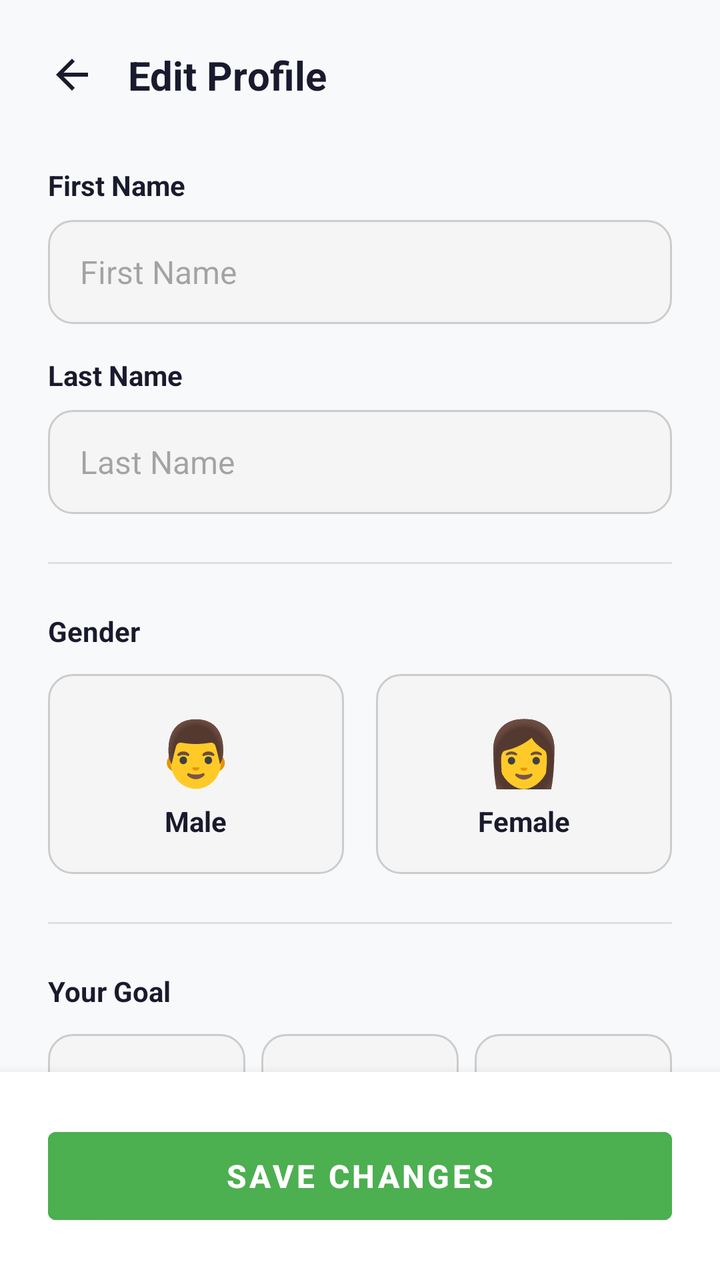
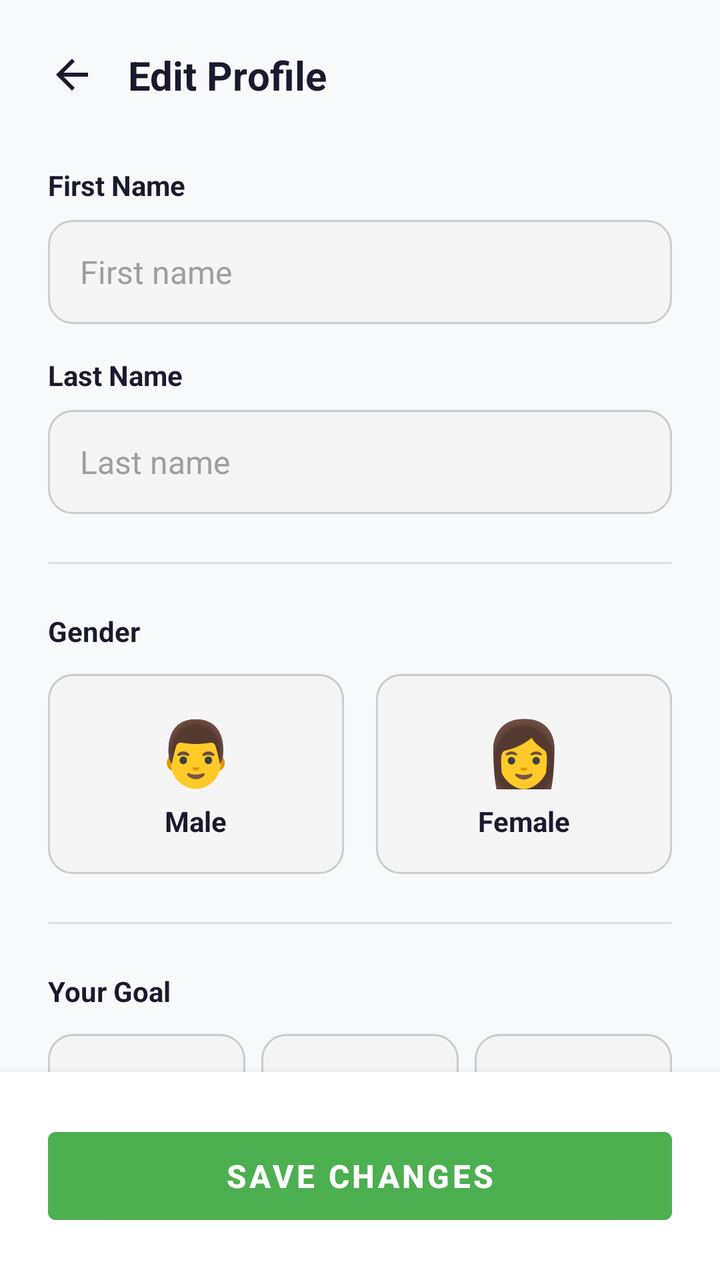

Two renders of the same Android screen: before a commit and after it. Below are the layout's source before the change and the commit's diff.
<!-- AndroidManifest.xml: application theme Theme.FitLog -->
<!-- res/layout/fragment_edit_profile.xml -->
<?xml version="1.0" encoding="utf-8"?>
<androidx.constraintlayout.widget.ConstraintLayout xmlns:android="http://schemas.android.com/apk/res/android"
    xmlns:app="http://schemas.android.com/apk/res-auto"
    xmlns:tools="http://schemas.android.com/tools"
    android:id="@+id/main"
    android:layout_width="match_parent"
    android:layout_height="match_parent"
    android:background="#F8F9FA"
    tools:context=".EditProfile">

    <androidx.core.widget.NestedScrollView
        android:layout_width="match_parent"
        android:layout_height="0dp"
        android:fillViewport="true"
        app:layout_constraintTop_toTopOf="parent"
        app:layout_constraintBottom_toTopOf="@id/bottomBar">

        <LinearLayout
            android:layout_width="match_parent"
            android:layout_height="wrap_content"
            android:orientation="vertical"
            android:padding="24dp">

            <LinearLayout
                android:layout_width="match_parent"
                android:layout_height="wrap_content"
                android:orientation="horizontal"
                android:gravity="center_vertical"
                android:layout_marginBottom="32dp">

                <ImageView
                    android:layout_width="24dp"
                    android:layout_height="24dp"
                    android:src="?attr/homeAsUpIndicator"
                    android:clickable="true"
                    android:focusable="true"
                    app:tint="#1A1A2E"
                    android:contentDescription="Back" />

                <TextView
                    android:layout_width="wrap_content"
                    android:layout_height="wrap_content"
                    android:text="@string/edit_profile_title"
                    android:textSize="20sp"
                    android:textStyle="bold"
                    android:textColor="#1A1A2E"
                    android:layout_marginStart="16dp" />
            </LinearLayout>

            
            <TextView
                android:layout_width="wrap_content"
                android:layout_height="wrap_content"
                android:text="@string/profile_label_firstname"
                android:textSize="14sp"
                android:textStyle="bold"
                android:textColor="#1A1A2E"
                android:layout_marginBottom="8dp" />

            <EditText
                android:id="@+id/etFirstName"
                android:layout_width="match_parent"
                android:layout_height="52dp"
                android:background="@drawable/edittext_bg"
                android:paddingStart="16dp"
                android:paddingEnd="16dp"
                android:hint="First Name"
                android:inputType="textPersonName"
                android:textSize="16sp"
                android:textColor="#1A1A2E"
                android:layout_marginBottom="16dp" />

            
            <TextView
                android:layout_width="wrap_content"
                android:layout_height="wrap_content"
                android:text="@string/profile_label_lastname"
                android:textSize="14sp"
                android:textStyle="bold"
                android:textColor="#1A1A2E"
                android:layout_marginBottom="8dp" />

            <EditText
                android:id="@+id/etLastName"
                android:layout_width="match_parent"
                android:layout_height="52dp"
                android:background="@drawable/edittext_bg"
                android:paddingStart="16dp"
                android:paddingEnd="16dp"
                android:hint="Last Name"
                android:inputType="textPersonName"
                android:textSize="16sp"
                android:textColor="#1A1A2E"
                android:layout_marginBottom="24dp" />

            <View
                android:layout_width="match_parent"
                android:layout_height="1dp"
                android:background="#E0E0E0"
                android:layout_marginBottom="24dp" />

            
            <TextView
                android:layout_width="wrap_content"
                android:layout_height="wrap_content"
                android:text="@string/edit_profile_gender"
                android:textSize="14sp"
                android:textStyle="bold"
                android:textColor="#1A1A2E"
                android:layout_marginBottom="12dp" />

            <LinearLayout
                android:layout_width="match_parent"
                android:layout_height="wrap_content"
                android:orientation="horizontal"
                android:layout_marginBottom="24dp">

                <LinearLayout
                    android:id="@+id/cardMale"
                    android:layout_width="0dp"
                    android:layout_height="100dp"
                    android:layout_weight="1"
                    android:background="@drawable/edittext_bg"
                    android:orientation="vertical"
                    android:gravity="center"
                    android:layout_marginEnd="8dp"
                    android:clickable="true"
                    android:focusable="true">

                    <TextView
                        android:layout_width="wrap_content"
                        android:layout_height="wrap_content"
                        android:text="👨"
                        android:textSize="32sp" />

                    <TextView
                        android:layout_width="wrap_content"
                        android:layout_height="wrap_content"
                        android:text="@string/gender_male"
                        android:textSize="14sp"
                        android:textStyle="bold"
                        android:textColor="#1A1A2E"
                        android:layout_marginTop="4dp" />
                </LinearLayout>

                <LinearLayout
                    android:id="@+id/cardFemale"
                    android:layout_width="0dp"
                    android:layout_height="100dp"
                    android:layout_weight="1"
                    android:background="@drawable/edittext_bg"
                    android:orientation="vertical"
                    android:gravity="center"
                    android:layout_marginStart="8dp"
                    android:clickable="true"
                    android:focusable="true">

                    <TextView
                        android:layout_width="wrap_content"
                        android:layout_height="wrap_content"
                        android:text="👩"
                        android:textSize="32sp" />

                    <TextView
                        android:layout_width="wrap_content"
                        android:layout_height="wrap_content"
                        android:text="@string/gender_female"
                        android:textSize="14sp"
                        android:textStyle="bold"
                        android:textColor="#1A1A2E"
                        android:layout_marginTop="4dp" />
                </LinearLayout>

            </LinearLayout>

            <View
                android:layout_width="match_parent"
                android:layout_height="1dp"
                android:background="#E0E0E0"
                android:layout_marginBottom="24dp" />

            
            <TextView
                android:layout_width="wrap_content"
                android:layout_height="wrap_content"
                android:text="@string/edit_profile_goal"
                android:textSize="14sp"
                android:textStyle="bold"
                android:textColor="#1A1A2E"
                android:layout_marginBottom="12dp" />

            <LinearLayout
                android:layout_width="match_parent"
                android:layout_height="wrap_content"
                android:orientation="horizontal"
                android:layout_marginBottom="24dp">

                <LinearLayout
                    android:id="@+id/cardGoalLose"
                    android:layout_width="0dp"
                    android:layout_height="90dp"
                    android:layout_weight="1"
                    android:background="@drawable/edittext_bg"
                    android:orientation="vertical"
                    android:gravity="center"
                    android:layout_marginEnd="4dp"
                    android:clickable="true"
                    android:focusable="true">
                    
                    <TextView
                        android:layout_width="wrap_content"
                        android:layout_height="wrap_content"
                        android:text="📉"
                        android:textSize="24sp" />
                    
                    <TextView
                        android:layout_width="wrap_content"
                        android:layout_height="wrap_content"
                        android:text="@string/goal_lose"
                        android:textSize="12sp"
                        android:textStyle="bold"
                        android:textColor="#1A1A2E"
                        android:gravity="center"
                        android:layout_marginTop="4dp" />
                </LinearLayout>

                <LinearLayout
                    android:id="@+id/cardGoalMaintain"
                    android:layout_width="0dp"
                    android:layout_height="90dp"
                    android:layout_weight="1"
                    android:background="@drawable/edittext_bg"
                    android:orientation="vertical"
                    android:gravity="center"
                    android:layout_marginStart="4dp"
                    android:layout_marginEnd="4dp"
                    android:clickable="true"
                    android:focusable="true">

                    <TextView
                        android:layout_width="wrap_content"
                        android:layout_height="wrap_content"
                        android:text="⚖️"
                        android:textSize="24sp" />

                    <TextView
                        android:layout_width="wrap_content"
                        android:layout_height="wrap_content"
                        android:text="@string/goal_maintain"
                        android:textSize="12sp"
                        android:textStyle="bold"
                        android:textColor="#1A1A2E"
                        android:gravity="center"
                        android:layout_marginTop="4dp" />
                </LinearLayout>

                <LinearLayout
                    android:id="@+id/cardGoalGain"
                    android:layout_width="0dp"
                    android:layout_height="90dp"
                    android:layout_weight="1"
                    android:background="@drawable/edittext_bg"
                    android:orientation="vertical"
                    android:gravity="center"
                    android:layout_marginStart="4dp"
                    android:clickable="true"
                    android:focusable="true">

                    <TextView
                        android:layout_width="wrap_content"
                        android:layout_height="wrap_content"
                        android:text="📈"
                        android:textSize="24sp" />

                    <TextView
                        android:layout_width="wrap_content"
                        android:layout_height="wrap_content"
                        android:text="@string/goal_gain"
                        android:textSize="12sp"
                        android:textStyle="bold"
                        android:textColor="#1A1A2E"
                        android:gravity="center"
                        android:layout_marginTop="4dp" />
                </LinearLayout>
            </LinearLayout>

            <LinearLayout
                android:layout_width="match_parent"
                android:layout_height="wrap_content"
                android:orientation="horizontal"
                android:baselineAligned="false">

                
                <LinearLayout
                    android:layout_width="0dp"
                    android:layout_height="wrap_content"
                    android:layout_weight="1"
                    android:orientation="vertical"
                    android:layout_marginEnd="8dp">

                    <TextView
                        android:layout_width="wrap_content"
                        android:layout_height="wrap_content"
                        android:text="@string/edit_profile_label_height"
                        android:textSize="14sp"
                        android:textStyle="bold"
                        android:textColor="#1A1A2E"
                        android:layout_marginBottom="8dp" />

                    <EditText
                        android:id="@+id/etHeight"
                        android:layout_width="match_parent"
                        android:layout_height="52dp"
                        android:background="@drawable/edittext_bg"
                        android:paddingStart="16dp"
                        android:paddingEnd="16dp"
                        android:hint="180"
                        android:inputType="numberDecimal"
                        android:textSize="16sp"
                        android:textColor="#1A1A2E" />
                </LinearLayout>

                
                <LinearLayout
                    android:layout_width="0dp"
                    android:layout_height="wrap_content"
                    android:layout_weight="1"
                    android:orientation="vertical"
                    android:layout_marginStart="8dp">

                    <TextView
                        android:layout_width="wrap_content"
                        android:layout_height="wrap_content"
                        android:text="@string/edit_profile_label_weight"
                        android:textSize="14sp"
                        android:textStyle="bold"
                        android:textColor="#1A1A2E"
                        android:layout_marginBottom="8dp" />

                    <EditText
                        android:id="@+id/etWeight"
                        android:layout_width="match_parent"
                        android:layout_height="52dp"
                        android:background="@drawable/edittext_bg"
                        android:paddingStart="16dp"
                        android:paddingEnd="16dp"
                        android:hint="75"
                        android:inputType="numberDecimal"
                        android:textSize="16sp"
                        android:textColor="#1A1A2E" />
                </LinearLayout>
            </LinearLayout>

        </LinearLayout>
    </androidx.core.widget.NestedScrollView>

    <FrameLayout
        android:id="@+id/bottomBar"
        android:layout_width="match_parent"
        android:layout_height="wrap_content"
        android:padding="24dp"
        android:background="#FFFFFF"
        android:elevation="8dp"
        app:layout_constraintBottom_toBottomOf="parent">

        <Button
            android:id="@+id/btnSave"
            android:layout_width="match_parent"
            android:layout_height="56dp"
            android:text="@string/edit_profile_save"
            android:textSize="16sp"
            android:textStyle="bold"
            android:textColor="#FFFFFF"
            android:backgroundTint="#4CAF50"
            style="@style/Widget.MaterialComponents.Button" />
    </FrameLayout>

</androidx.constraintlayout.widget.ConstraintLayout>
<!-- resources referenced by this layout -->
<resources>
  <!-- drawable edittext_bg (drawable) -->
  <?xml version="1.0" encoding="utf-8"?>
  <selector xmlns:android="http://schemas.android.com/apk/res/android">
  
      
      <item android:state_focused="true">
          <shape>
              <solid android:color="#FFFFFF"/>
              <corners android:radius="12dp"/>
              <stroke
                  android:width="2dp"
                  android:color="#4CAF50"/>
              <padding
                  android:left="12dp"
                  android:right="12dp"
                  android:top="12dp"
                  android:bottom="12dp"/>
          </shape>
      </item>
  
      
      <item>
          <shape>
              <solid android:color="#F5F5F5"/>
              <corners android:radius="12dp"/>
              <stroke
                  android:width="1dp"
                  android:color="#CCCCCC"/>
              <padding
                  android:left="12dp"
                  android:right="12dp"
                  android:top="12dp"
                  android:bottom="12dp"/>
          </shape>
      </item>
  
  </selector>
  <string name="edit_profile_gender">Gender</string>
  <string name="edit_profile_goal">Your Goal</string>
  <string name="edit_profile_label_height">Height (cm)</string>
  <string name="edit_profile_label_weight">Weight (kg)</string>
  <string name="edit_profile_save">Save Changes</string>
  <string name="edit_profile_title">Edit Profile</string>
  <string name="gender_female">Female</string>
  <string name="gender_male">Male</string>
  <string name="goal_gain">Gain Weight</string>
  <string name="goal_lose">Lose Weight</string>
  <string name="goal_maintain">Maintain</string>
  <string name="profile_label_firstname">First Name</string>
  <string name="profile_label_lastname">Last Name</string>
  <style name="Theme.FitLog" parent="Base.Theme.FitLog" />
  <style name="Base.Theme.FitLog" parent="Theme.Material3.Light.NoActionBar">
          
          
      </style>
</resources>

<!-- the commit's change to res/layout/fragment_edit_profile.xml (unified diff, before → after) -->
@@ -5,7 +5,7 @@
     android:id="@+id/main"
     android:layout_width="match_parent"
     android:layout_height="match_parent"
-    android:background="#F8F9FA"
+    android:background="@color/bg_screen"
     tools:context=".EditProfile">
 
     <androidx.core.widget.NestedScrollView
@@ -34,8 +34,8 @@
                     android:src="?attr/homeAsUpIndicator"
                     android:clickable="true"
                     android:focusable="true"
-                    app:tint="#1A1A2E"
-                    android:contentDescription="Back" />
+                    app:tint="@color/text_primary"
+                    android:contentDescription="@string/desc_back" />
 
                 <TextView
                     android:layout_width="wrap_content"
@@ -43,7 +43,7 @@
                     android:text="@string/edit_profile_title"
                     android:textSize="20sp"
                     android:textStyle="bold"
-                    android:textColor="#1A1A2E"
+                    android:textColor="@color/text_primary"
                     android:layout_marginStart="16dp" />
             </LinearLayout>
 
@@ -54,7 +54,7 @@
                 android:text="@string/profile_label_firstname"
                 android:textSize="14sp"
                 android:textStyle="bold"
-                android:textColor="#1A1A2E"
+                android:textColor="@color/text_primary"
                 android:layout_marginBottom="8dp" />
 
             <EditText
@@ -64,10 +64,10 @@
                 android:background="@drawable/edittext_bg"
                 android:paddingStart="16dp"
                 android:paddingEnd="16dp"
-                android:hint="First Name"
+                android:hint="@string/edit_profile_hint_first_name"
                 android:inputType="textPersonName"
                 android:textSize="16sp"
-                android:textColor="#1A1A2E"
+                android:textColor="@color/text_primary"
                 android:layout_marginBottom="16dp" />
 
             
@@ -77,7 +77,7 @@
                 android:text="@string/profile_label_lastname"
                 android:textSize="14sp"
                 android:textStyle="bold"
-                android:textColor="#1A1A2E"
+                android:textColor="@color/text_primary"
                 android:layout_marginBottom="8dp" />
 
             <EditText
@@ -87,16 +87,16 @@
                 android:background="@drawable/edittext_bg"
                 android:paddingStart="16dp"
                 android:paddingEnd="16dp"
-                android:hint="Last Name"
+                android:hint="@string/edit_profile_hint_last_name"
                 android:inputType="textPersonName"
                 android:textSize="16sp"
-                android:textColor="#1A1A2E"
+                android:textColor="@color/text_primary"
                 android:layout_marginBottom="24dp" />
 
             <View
                 android:layout_width="match_parent"
                 android:layout_height="1dp"
-                android:background="#E0E0E0"
+                android:background="@color/track"
                 android:layout_marginBottom="24dp" />
 
             
@@ -106,7 +106,7 @@
                 android:text="@string/edit_profile_gender"
                 android:textSize="14sp"
                 android:textStyle="bold"
-                android:textColor="#1A1A2E"
+                android:textColor="@color/text_primary"
                 android:layout_marginBottom="12dp" />
 
             <LinearLayout
@@ -139,7 +139,7 @@
                         android:text="@string/gender_male"
                         android:textSize="14sp"
                         android:textStyle="bold"
-                        android:textColor="#1A1A2E"
+                        android:textColor="@color/text_primary"
                         android:layout_marginTop="4dp" />
                 </LinearLayout>
 
@@ -167,7 +167,7 @@
                         android:text="@string/gender_female"
                         android:textSize="14sp"
                         android:textStyle="bold"
-                        android:textColor="#1A1A2E"
+                        android:textColor="@color/text_primary"
                         android:layout_marginTop="4dp" />
                 </LinearLayout>
 
@@ -176,7 +176,7 @@
             <View
                 android:layout_width="match_parent"
                 android:layout_height="1dp"
-                android:background="#E0E0E0"
+                android:background="@color/track"
                 android:layout_marginBottom="24dp" />
 
             
@@ -186,7 +186,7 @@
                 android:text="@string/edit_profile_goal"
                 android:textSize="14sp"
                 android:textStyle="bold"
-                android:textColor="#1A1A2E"
+                android:textColor="@color/text_primary"
                 android:layout_marginBottom="12dp" />
 
             <LinearLayout
@@ -219,7 +219,7 @@
                         android:text="@string/goal_lose"
                         android:textSize="12sp"
                         android:textStyle="bold"
-                        android:textColor="#1A1A2E"
+                        android:textColor="@color/text_primary"
                         android:gravity="center"
                         android:layout_marginTop="4dp" />
                 </LinearLayout>
@@ -249,7 +249,7 @@
                         android:text="@string/goal_maintain"
                         android:textSize="12sp"
                         android:textStyle="bold"
-                        android:textColor="#1A1A2E"
+                        android:textColor="@color/text_primary"
                         android:gravity="center"
                         android:layout_marginTop="4dp" />
                 </LinearLayout>
@@ -278,7 +278,7 @@
                         android:text="@string/goal_gain"
                         android:textSize="12sp"
                         android:textStyle="bold"
-                        android:textColor="#1A1A2E"
+                        android:textColor="@color/text_primary"
                         android:gravity="center"
                         android:layout_marginTop="4dp" />
                 </LinearLayout>
@@ -304,7 +304,7 @@
                         android:text="@string/edit_profile_label_height"
                         android:textSize="14sp"
                         android:textStyle="bold"
-                        android:textColor="#1A1A2E"
+                        android:textColor="@color/text_primary"
                         android:layout_marginBottom="8dp" />
 
                     <EditText
@@ -317,7 +317,7 @@
                         android:hint="180"
                         android:inputType="numberDecimal"
                         android:textSize="16sp"
-                        android:textColor="#1A1A2E" />
+                        android:textColor="@color/text_primary" />
                 </LinearLayout>
 
                 
@@ -334,7 +334,7 @@
                         android:text="@string/edit_profile_label_weight"
                         android:textSize="14sp"
                         android:textStyle="bold"
-                        android:textColor="#1A1A2E"
+                        android:textColor="@color/text_primary"
                         android:layout_marginBottom="8dp" />
 
                     <EditText
@@ -347,9 +347,107 @@
                         android:hint="75"
                         android:inputType="numberDecimal"
                         android:textSize="16sp"
-                        android:textColor="#1A1A2E" />
+                        android:textColor="@color/text_primary" />
                 </LinearLayout>
             </LinearLayout>
+
+            
+            <LinearLayout
+                android:layout_width="match_parent"
+                android:layout_height="wrap_content"
+                android:layout_marginTop="20dp"
+                android:baselineAligned="false"
+                android:orientation="horizontal">
+
+                <LinearLayout
+                    android:layout_width="0dp"
+                    android:layout_height="wrap_content"
+                    android:layout_marginEnd="8dp"
+                    android:layout_weight="1"
+                    android:orientation="vertical">
+
+                    <TextView
+                        android:layout_width="wrap_content"
+                        android:layout_height="wrap_content"
+                        android:layout_marginBottom="8dp"
+                        android:text="@string/edit_profile_label_birth_year"
+                        android:textColor="@color/text_primary"
+                        android:textSize="14sp"
+                        android:textStyle="bold" />
+
+                    <EditText
+                        android:id="@+id/etBirthYear"
+                        android:layout_width="match_parent"
+                        android:layout_height="52dp"
+                        android:background="@drawable/edittext_bg"
+                        android:hint="1995"
+                        android:importantForAutofill="no"
+                        android:inputType="number"
+                        android:maxLength="4"
+                        android:paddingStart="16dp"
+                        android:paddingEnd="16dp"
+                        android:textColor="@color/text_primary"
+                        android:textSize="16sp" />
+                </LinearLayout>
+
+                <LinearLayout
+                    android:layout_width="0dp"
+                    android:layout_height="wrap_content"
+                    android:layout_marginStart="8dp"
+                    android:layout_weight="1"
+                    android:orientation="vertical">
+
+                    <TextView
+                        android:layout_width="wrap_content"
+                        android:layout_height="wrap_content"
+                        android:layout_marginBottom="8dp"
+                        android:text="@string/edit_profile_label_target_weight"
+                        android:textColor="@color/text_primary"
+                        android:textSize="14sp"
+                        android:textStyle="bold" />
+
+                    <EditText
+                        android:id="@+id/etTargetWeight"
+                        android:layout_width="match_parent"
+                        android:layout_height="52dp"
+                        android:background="@drawable/edittext_bg"
+                        android:hint="70"
+                        android:importantForAutofill="no"
+                        android:inputType="numberDecimal"
+                        android:paddingStart="16dp"
+                        android:paddingEnd="16dp"
+                        android:textColor="@color/text_primary"
+                        android:textSize="16sp" />
+                </LinearLayout>
+            </LinearLayout>
+
+            
+            <TextView
+                android:layout_width="wrap_content"
+                android:layout_height="wrap_content"
+                android:layout_marginTop="20dp"
+                android:layout_marginBottom="8dp"
+                android:text="@string/edit_profile_label_activity"
+                android:textColor="@color/text_primary"
+                android:textSize="14sp"
+                android:textStyle="bold" />
+
+            <Spinner
+                android:id="@+id/spinnerActivity"
+                android:layout_width="match_parent"
+                android:layout_height="52dp"
+                android:background="@drawable/edittext_bg"
+                android:paddingStart="8dp"
+                android:paddingEnd="8dp" />
+
+            <TextView
+                android:layout_width="match_parent"
+                android:layout_height="wrap_content"
+                android:layout_marginTop="12dp"
+                android:layout_marginBottom="24dp"
+                android:text="@string/edit_profile_calc_hint"
+                android:textColor="@color/text_secondary"
+                android:textSize="12sp" />
 
         </LinearLayout>
     </androidx.core.widget.NestedScrollView>
@@ -359,7 +457,7 @@
         android:layout_width="match_parent"
         android:layout_height="wrap_content"
         android:padding="24dp"
-        android:background="#FFFFFF"
+        android:background="@color/surface"
         android:elevation="8dp"
         app:layout_constraintBottom_toBottomOf="parent">
 
@@ -370,8 +468,8 @@
             android:text="@string/edit_profile_save"
             android:textSize="16sp"
             android:textStyle="bold"
-            android:textColor="#FFFFFF"
-            android:backgroundTint="#4CAF50"
+            android:textColor="@color/white"
+            android:backgroundTint="@color/brand_green"
             style="@style/Widget.MaterialComponents.Button" />
     </FrameLayout>
 
<!-- resource entries referenced after the edit -->
@@ -1,5 +1,12 @@
 <!-- resources referenced by this layout -->
 <resources>
+  <color name="bg_screen">#F8F9FA</color>
+  <color name="brand_green">#4CAF50</color>
+  <color name="surface">#FFFFFF</color>
+  <color name="text_primary">#1A1A2E</color>
+  <color name="text_secondary">#9E9E9E</color>
+  <color name="track">#E0E0E0</color>
+  <color name="white">#FFFFFFFF</color>
   <!-- drawable edittext_bg (drawable) -->
   <?xml version="1.0" encoding="utf-8"?>
   <selector xmlns:android="http://schemas.android.com/apk/res/android">
@@ -7,11 +14,11 @@
       
       <item android:state_focused="true">
           <shape>
-              <solid android:color="#FFFFFF"/>
+              <solid android:color="@color/surface"/>
               <corners android:radius="12dp"/>
               <stroke
                   android:width="2dp"
-                  android:color="#4CAF50"/>
+                  android:color="@color/brand_green"/>
               <padding
                   android:left="12dp"
                   android:right="12dp"
@@ -23,11 +30,11 @@
       
       <item>
           <shape>
-              <solid android:color="#F5F5F5"/>
+              <solid android:color="@color/surface_input"/>
               <corners android:radius="12dp"/>
               <stroke
                   android:width="1dp"
-                  android:color="#CCCCCC"/>
+                  android:color="@color/outline"/>
               <padding
                   android:left="12dp"
                   android:right="12dp"
@@ -37,9 +44,16 @@
       </item>
   
   </selector>
+  <string name="desc_back">Back</string>
+  <string name="edit_profile_calc_hint">With your age and activity level we can suggest daily calorie and macro targets.</string>
   <string name="edit_profile_gender">Gender</string>
   <string name="edit_profile_goal">Your Goal</string>
+  <string name="edit_profile_hint_first_name">First name</string>
+  <string name="edit_profile_hint_last_name">Last name</string>
+  <string name="edit_profile_label_activity">Activity level</string>
+  <string name="edit_profile_label_birth_year">Birth year</string>
   <string name="edit_profile_label_height">Height (cm)</string>
+  <string name="edit_profile_label_target_weight">Target weight (kg)</string>
   <string name="edit_profile_label_weight">Weight (kg)</string>
   <string name="edit_profile_save">Save Changes</string>
   <string name="edit_profile_title">Edit Profile</string>
@@ -51,9 +65,21 @@
   <string name="profile_label_firstname">First Name</string>
   <string name="profile_label_lastname">Last Name</string>
   <style name="Theme.FitLog" parent="Base.Theme.FitLog" />
-  <style name="Base.Theme.FitLog" parent="Theme.Material3.Light.NoActionBar">
-          
-          
+  <color name="surface_input">#F5F5F5</color>
+  <color name="outline">#CCCCCC</color>
+  <style name="Base.Theme.FitLog" parent="Theme.Material3.DayNight.NoActionBar">
+          <item name="colorPrimary">@color/brand_green</item>
+          <item name="colorOnPrimary">@color/white</item>
+          <item name="colorSecondary">@color/brand_navy</item>
+          <item name="colorSurface">@color/surface</item>
+          <item name="colorOnSurface">@color/text_primary</item>
+          <item name="android:colorBackground">@color/bg_screen</item>
+          <item name="android:windowBackground">@color/bg_screen</item>
+          <item name="android:textColorPrimary">@color/text_primary</item>
+          <item name="android:textColorSecondary">@color/text_secondary</item>
+          <item name="android:textColorHint">@color/text_secondary</item>
+          <item name="colorControlActivated">@color/brand_green</item>
       </style>
+  <color name="brand_navy">#1A1A2E</color>
 </resources>
 
